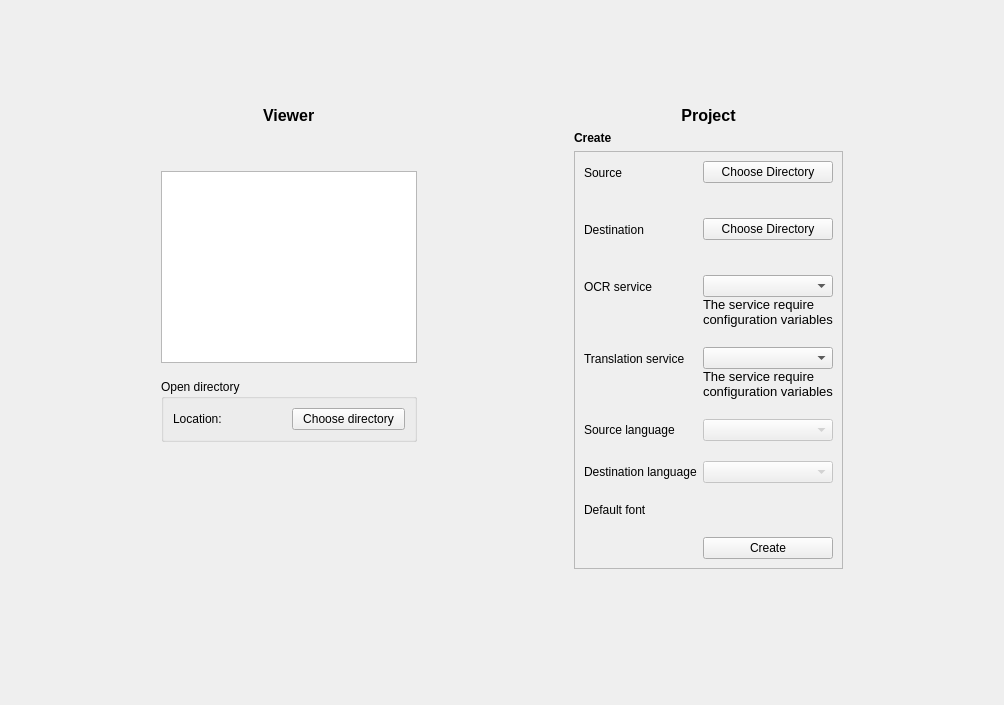
First picture: the form in gui/Transcan/ui/home_page.ui, repository SimonRacaud/TranscanEditor, before the edit.
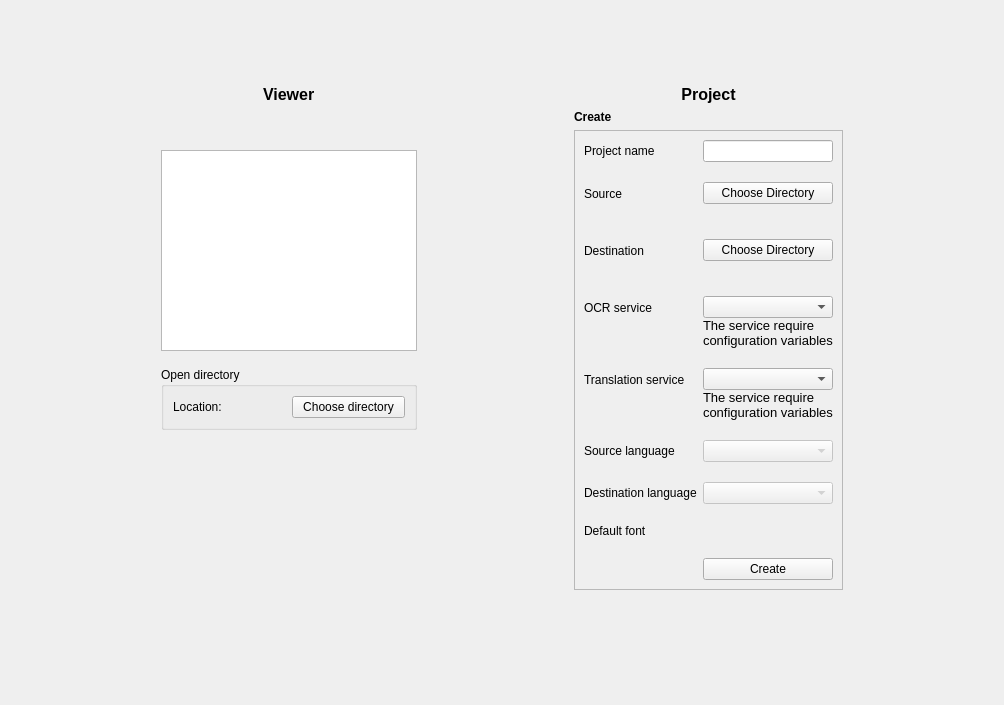
Second picture: the form after the edit.

Commit message: refactor(home): add project name field in proj ect creation form

Patch:
```diff
--- a/gui/Transcan/ui/home_page.ui
+++ b/gui/Transcan/ui/home_page.ui
@@ -504,6 +504,16 @@
               </property>
              </widget>
             </item>
+            <item row="0" column="1">
+             <widget class="QLineEdit" name="projectName"/>
+            </item>
+            <item row="0" column="0">
+             <widget class="QLabel" name="projectNameLabel">
+              <property name="text">
+               <string>Project name</string>
+              </property>
+             </widget>
+            </item>
            </layout>
           </item>
          </layout>
```
The commit also changes 2 other files.
